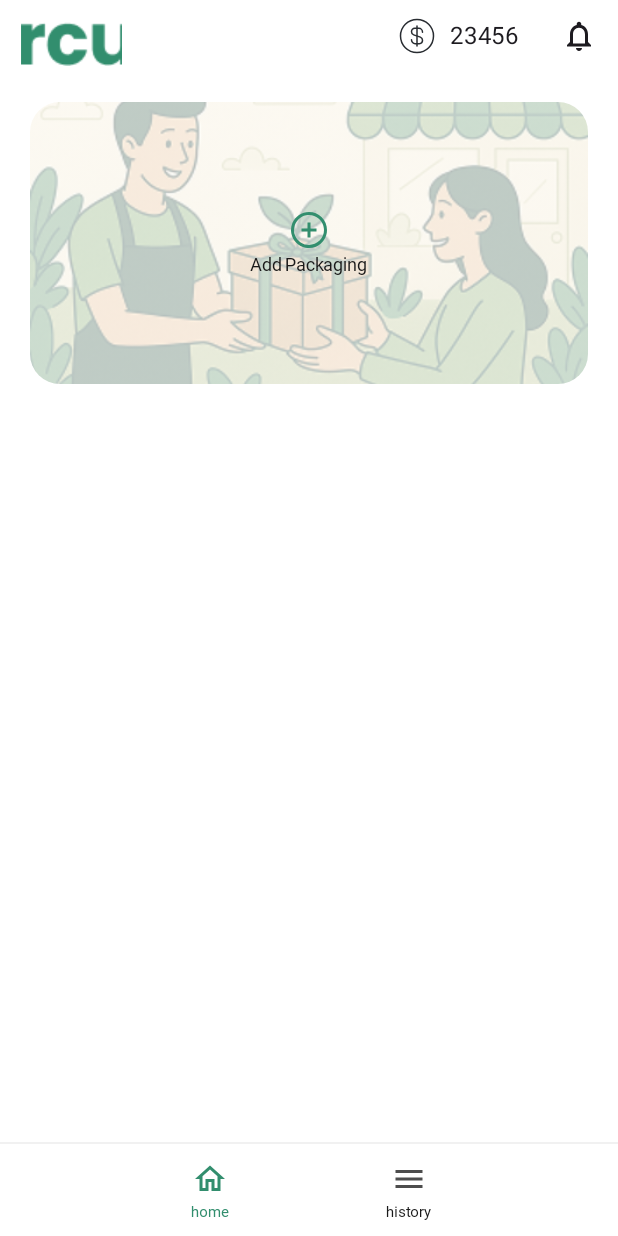
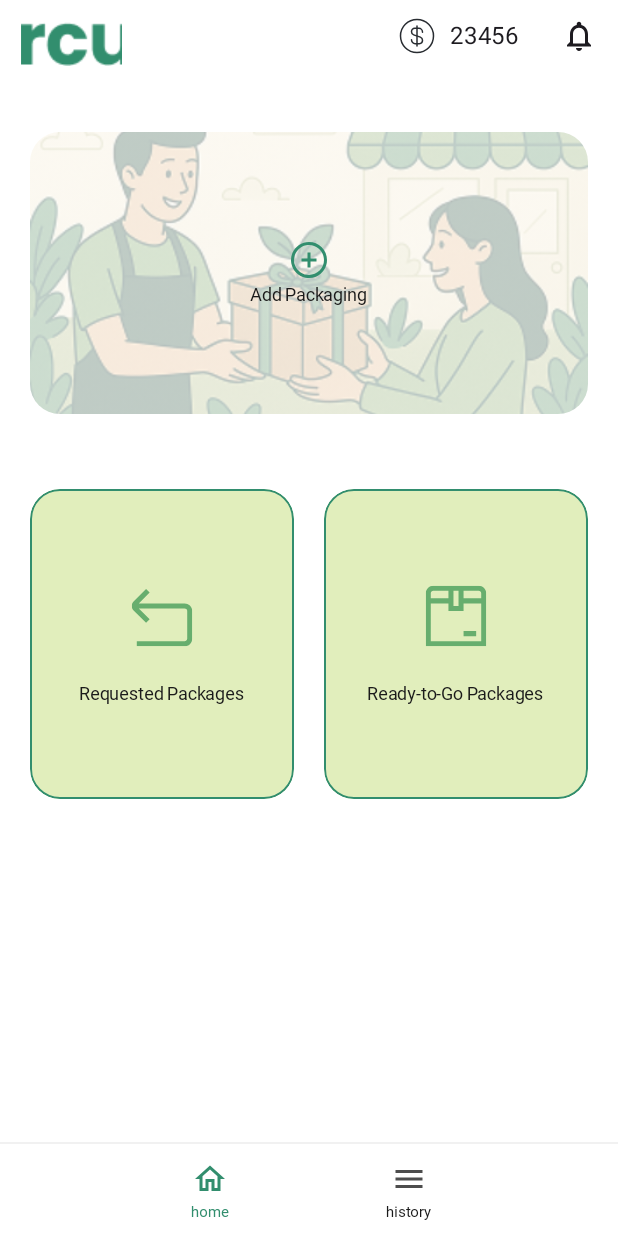
Before and after one commit to GDSC-DGU/2025-APAC-SolutionChallenge-Circuler, an Android app built with Jetpack Compose: the screen it shows after launch (MainActivity), on a phone screen of 412 x 824 dp. Run offline under Robolectric (Android 15) with nearby library versions, the phone set to English and light mode, and no system bars; our stand-ins replace Dagger/Hilt's generated code, Timber; Roboto replaces fonts that are not available here.

Commit message:
feature/#30: home navigate button 구현

```diff
--- /dev/null
+++ b/client/app/src/main/java/com/example/circuler/presentation/type/HomeNavigateButtonType.kt
@@ -0,0 +1,20 @@
+package com.example.circuler.presentation.type
+
+import androidx.annotation.DrawableRes
+import androidx.annotation.StringRes
+import com.example.circuler.R
+
+enum class HomeNavigateButtonType(
+    @DrawableRes val buttonIcon: Int,
+    @StringRes val buttonTitle: Int
+) {
+    REQUEST(
+        buttonIcon = R.drawable.ic_request,
+        buttonTitle = R.string.requested_packages
+    ),
+
+    DELIVERY(
+        buttonIcon = R.drawable.ic_box,
+        buttonTitle = R.string.ready_to_go_packages
+    )
+}
--- a/client/app/src/main/java/com/example/circuler/presentation/ui/home/HomeRoute.kt
+++ b/client/app/src/main/java/com/example/circuler/presentation/ui/home/HomeRoute.kt
@@ -39,7 +39,9 @@ import com.example.circuler.R
 import com.example.circuler.presentation.core.component.CirculoTopBar
 import com.example.circuler.presentation.core.extension.showToast
 import com.example.circuler.presentation.core.util.UiState
+import com.example.circuler.presentation.type.HomeNavigateButtonType
 import com.example.circuler.presentation.ui.home.component.HomeMainButton
+import com.example.circuler.presentation.ui.home.component.HomeNavigateButton
 import com.example.circuler.ui.theme.CirculerTheme
 
 @Composable
@@ -84,7 +86,7 @@ fun HomeScreen(
             .fillMaxSize()
             .background(CirculerTheme.colors.grayScale1)
             .padding(bottom = paddingValues.calculateBottomPadding()),
-        horizontalAlignment = Alignment.CenterHorizontally,
+        horizontalAlignment = Alignment.CenterHorizontally
     ) {
         stickyHeader {
             CirculoTopBar(
@@ -131,15 +133,34 @@ fun HomeScreen(
 
         item {
             HomeMainButton(
-                modifier = Modifier
-                    .padding(horizontal = 20.dp),
                 onClick = {
-                    //todo: navigate
+                    // todo: navigate
                 }
             )
         }
 
-
+        item {
+            Row(
+                modifier = Modifier
+                    .padding(start = 20.dp, end = 20.dp, top = 50.dp),
+                horizontalArrangement = Arrangement.spacedBy(20.dp)
+            ) {
+                HomeNavigateButton(
+                    modifier = Modifier.weight(1f),
+                    homeNavigateButtonType = HomeNavigateButtonType.REQUEST,
+                    onClick = {
+                        // todo: navigate
+                    }
+                )
+                HomeNavigateButton(
+                    modifier = Modifier.weight(1f),
+                    homeNavigateButtonType = HomeNavigateButtonType.DELIVERY,
+                    onClick = {
+                        // todo: navigate
+                    }
+                )
+            }
+        }
     }
 }
 
--- a/client/app/src/main/java/com/example/circuler/presentation/ui/home/component/HomeMainButton.kt
+++ b/client/app/src/main/java/com/example/circuler/presentation/ui/home/component/HomeMainButton.kt
@@ -31,11 +31,11 @@ import com.example.circuler.ui.theme.CirculerTheme
 @Composable
 fun HomeMainButton(
     onClick: () -> Unit,
-    modifier: Modifier = Modifier,
+    modifier: Modifier = Modifier
 ) {
     Box(
         modifier = modifier
-            .padding(top = 20.dp)
+            .padding(top = 40.dp, start = 20.dp, end = 20.dp)
             .fillMaxWidth()
             .height((LocalConfiguration.current.screenHeightDp * 0.228).dp)
             .clip(RoundedCornerShape(20.dp))
@@ -47,9 +47,9 @@ fun HomeMainButton(
             painter = painterResource(id = R.drawable.img_add_packaging),
             contentDescription = null,
             alpha = 0.3f,
-            contentScale = ContentScale.Crop,
+            contentScale = ContentScale.Crop
 
-            )
+        )
 
         Column(
             modifier = Modifier
--- /dev/null
+++ b/client/app/src/main/java/com/example/circuler/presentation/ui/home/component/HomeNavigateButton.kt
@@ -0,0 +1,91 @@
+package com.example.circuler.presentation.ui.home.component
+
+import androidx.compose.foundation.background
+import androidx.compose.foundation.clickable
+import androidx.compose.foundation.layout.Arrangement
+import androidx.compose.foundation.layout.Column
+import androidx.compose.foundation.layout.Row
+import androidx.compose.foundation.layout.Spacer
+import androidx.compose.foundation.layout.fillMaxWidth
+import androidx.compose.foundation.layout.height
+import androidx.compose.foundation.shape.RoundedCornerShape
+import androidx.compose.material3.Icon
+import androidx.compose.material3.Text
+import androidx.compose.runtime.Composable
+import androidx.compose.ui.Alignment
+import androidx.compose.ui.Modifier
+import androidx.compose.ui.draw.clip
+import androidx.compose.ui.graphics.vector.ImageVector
+import androidx.compose.ui.platform.LocalConfiguration
+import androidx.compose.ui.res.stringResource
+import androidx.compose.ui.res.vectorResource
+import androidx.compose.ui.tooling.preview.Preview
+import androidx.compose.ui.unit.dp
+import com.example.circuler.presentation.core.extension.roundedBackgroundWithBorder
+import com.example.circuler.presentation.type.HomeNavigateButtonType
+import com.example.circuler.ui.theme.CirculerTheme
+
+@Composable
+fun HomeNavigateButton(
+    homeNavigateButtonType: HomeNavigateButtonType,
+    onClick: () -> Unit,
+    modifier: Modifier = Modifier
+) {
+    Column(
+        modifier = modifier
+            .fillMaxWidth()
+            .roundedBackgroundWithBorder(
+                cornerRadius = 20.dp,
+                backgroundColor = CirculerTheme.colors.green4,
+                borderWidth = 1.dp,
+                borderColor = CirculerTheme.colors.green1
+            )
+            .clip(
+                shape = RoundedCornerShape(20.dp)
+            )
+            .clickable {
+                onClick()
+            }
+            .height((LocalConfiguration.current.screenHeightDp * 0.251).dp),
+        horizontalAlignment = Alignment.CenterHorizontally,
+        verticalArrangement = Arrangement.Center
+    ) {
+        Icon(
+            imageVector = ImageVector.vectorResource(homeNavigateButtonType.buttonIcon),
+            tint = CirculerTheme.colors.green2,
+            contentDescription = null
+        )
+        Spacer(
+            modifier = Modifier
+                .height(24.dp)
+        )
+        Text(
+            text = stringResource(homeNavigateButtonType.buttonTitle),
+            style = CirculerTheme.typography.body4R12,
+            color = CirculerTheme.colors.grayScale12
+        )
+    }
+}
+
+@Preview
+@Composable
+private fun HomeMainButtonPreview() {
+    CirculerTheme {
+        Row(
+            modifier = Modifier
+                .background(color = CirculerTheme.colors.grayScale1),
+            horizontalArrangement = Arrangement.spacedBy(20.dp)
+        ) {
+            HomeNavigateButton(
+                modifier = Modifier.weight(1f),
+                homeNavigateButtonType = HomeNavigateButtonType.REQUEST,
+                onClick = {}
+            )
+            HomeNavigateButton(
+                modifier = Modifier.weight(1f),
+                homeNavigateButtonType = HomeNavigateButtonType.DELIVERY,
+                onClick = {}
+            )
+        }
+    }
+}
--- a/client/app/src/main/res/values/strings.xml
+++ b/client/app/src/main/res/values/strings.xml
@@ -4,4 +4,7 @@
     <string name="home">home</string>
     <string name="history">history</string>
 
+    <string name="requested_packages">Requested Packages</string>
+    <string name="ready_to_go_packages">Ready-to-Go Packages</string>
+
 </resources>
```
Also changed, not shown: client/app/src/main/java/com/example/circuler/presentation/core/component/CirculoTopBar.kt (+7 -7 lines).
